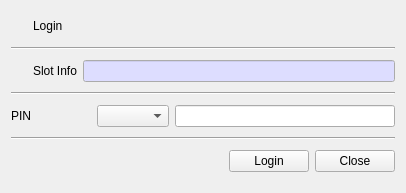
Old version of the form CryptokiMan/login_dlg.ui in the repository jykim74/CryptokiMan.
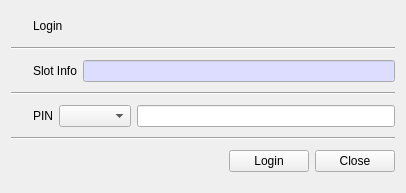
New version of the form. Icons and pictures are not drawn.

What changed in the file:
```diff
--- a/CryptokiMan/login_dlg.ui
+++ b/CryptokiMan/login_dlg.ui
@@ -156,20 +156,7 @@
    </item>
    <item>
     <layout class="QGridLayout" name="gridLayout">
-     <item row="0" column="0">
-      <widget class="QLabel" name="label_6">
-       <property name="minimumSize">
-        <size>
-         <width>80</width>
-         <height>0</height>
-        </size>
-       </property>
-       <property name="text">
-        <string>PIN</string>
-       </property>
-      </widget>
-     </item>
-     <item row="0" column="2">
+     <item row="0" column="3">
       <widget class="QLineEdit" name="mPinText">
        <property name="minimumSize">
         <size>
@@ -180,8 +167,47 @@
       </widget>
      </item>
      <item row="0" column="1">
+      <widget class="QLabel" name="label_6">
+       <property name="minimumSize">
+        <size>
+         <width>0</width>
+         <height>0</height>
+        </size>
+       </property>
+       <property name="text">
+        <string>PIN</string>
+       </property>
+      </widget>
+     </item>
+     <item row="0" column="2">
       <widget class="QComboBox" name="mTypeCombo"/>
      </item>
+     <item row="0" column="0">
+      <widget class="QPushButton" name="pushButton_2">
+       <property name="minimumSize">
+        <size>
+         <width>16</width>
+         <height>0</height>
+        </size>
+       </property>
+       <property name="maximumSize">
+        <size>
+         <width>16</width>
+         <height>16777215</height>
+        </size>
+       </property>
+       <property name="text">
+        <string/>
+       </property>
+       <property name="icon">
+        <iconset resource="cryptokiman.qrc">
+         <normaloff>:/images/passwd.png</normaloff>:/images/passwd.png</iconset>
+       </property>
+       <property name="flat">
+        <bool>true</bool>
+       </property>
+      </widget>
+     </item>
     </layout>
    </item>
    <item>
```
